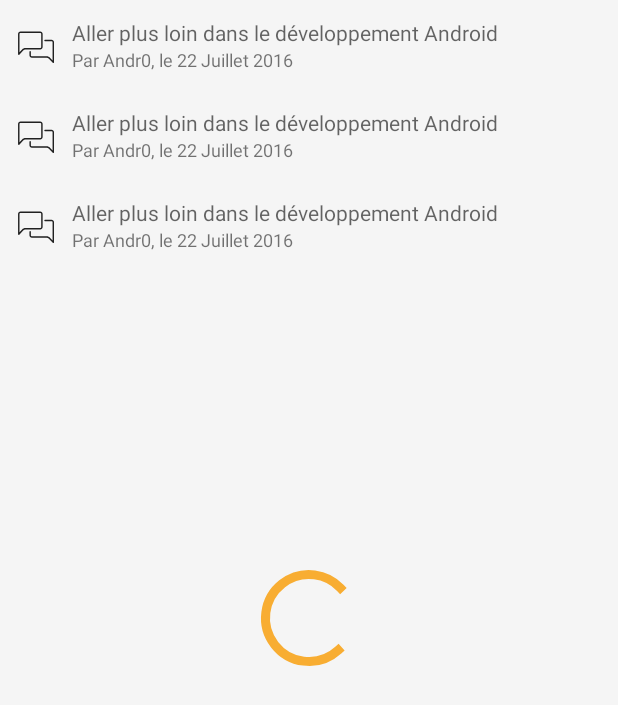
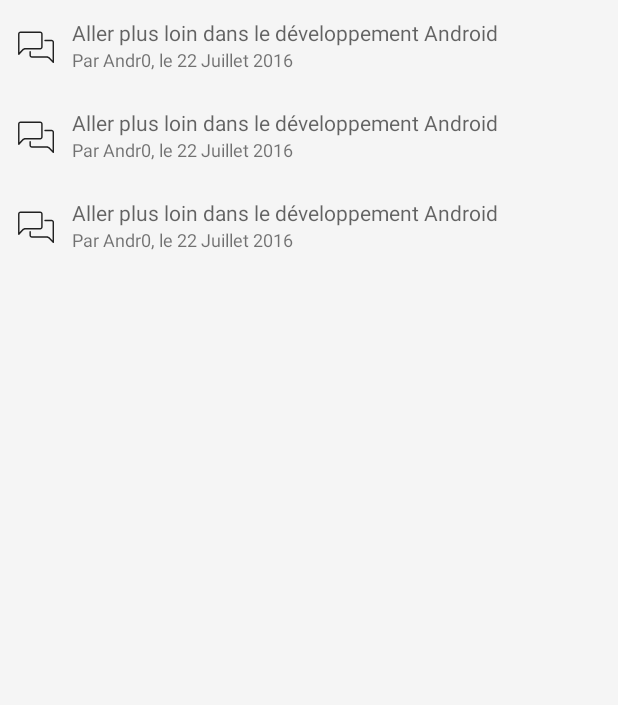
Before and after one commit to SpaceFox/android-notificateurs, an Android app: the layout fragment_notifications.xml on its own in the app's theme, with its tools: preview values and no code run, on a phone screen of 412 x 824 dp. Shown: the top 705 px of the screen. Run offline under Robolectric (Android 15) with nearby library versions, the phone set to English and light mode, and no system bars.

Commit message:
feat: Remove full screen progress bar when we refresh notifications.

```diff
--- a/app/src/main/res/layout/fragment_notifications.xml
+++ b/app/src/main/res/layout/fragment_notifications.xml
@@ -1,22 +1,8 @@
 <?xml version="1.0" encoding="utf-8"?>
-<FrameLayout
+<android.support.v4.widget.SwipeRefreshLayout
     xmlns:android="http://schemas.android.com/apk/res/android"
     xmlns:app="http://schemas.android.com/apk/res-auto"
     xmlns:tools="http://schemas.android.com/tools"
-    android:layout_width="match_parent"
-    android:layout_height="match_parent"
-    android:gravity="center_horizontal">
-
-    <ProgressBar
-        android:id="@+id/progress"
-        style="?android:attr/progressBarStyleLarge"
-        android:layout_width="wrap_content"
-        android:layout_height="wrap_content"
-        android:layout_gravity="center"
-        android:visibility="gone"
-        tools:visibility="visible"/>
-
-    <android.support.v4.widget.SwipeRefreshLayout
     android:id="@+id/srl_notifications"
     android:layout_width="match_parent"
     android:layout_height="match_parent">
@@ -29,4 +15,3 @@
         app:layoutManager="LinearLayoutManager"
         tools:listitem="@layout/item_notification"/>
 </android.support.v4.widget.SwipeRefreshLayout>
-</FrameLayout>
```
Also changed, not shown: app/src/main/java/com/zestedesavoir/android/notification/NotificationsFragment.java (+0 -34 lines). Lines whose indentation alone changed are shown as unchanged.
